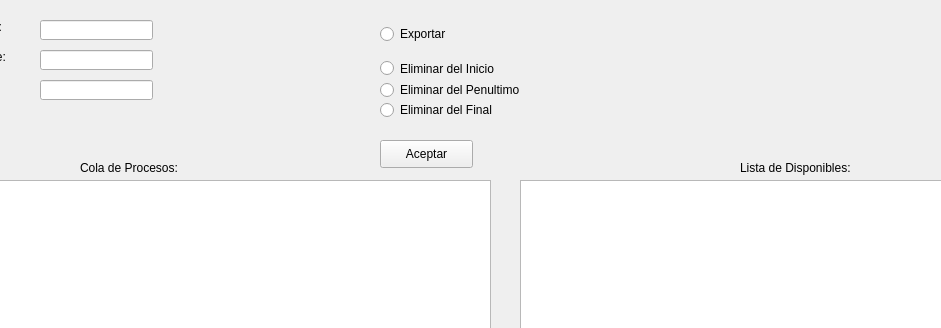
The window that Archivos_Listas_Colas_GUI_SO2/Archivos_Listas_Colas_GUI/Archivos/cframe.ui (ColdCrawd/siso2_tarea) describes before a commit, drawn with Qt 5; both pictures show x 110 to 1051 and y 0 to 328 of the 1236 by 600 pixel window.
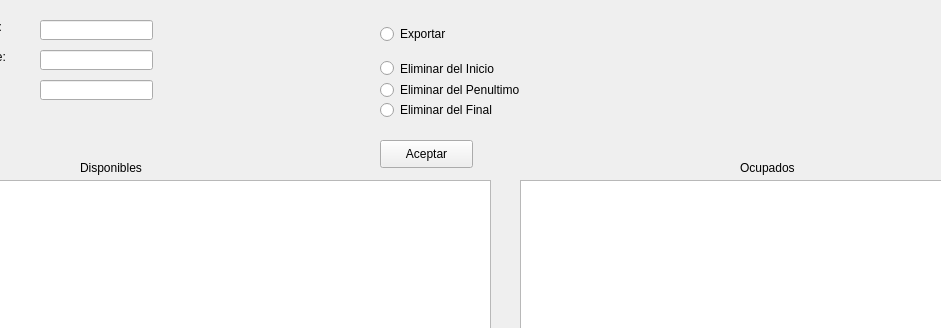
The same window after the commit.

The edit to the form file:
```diff
--- a/Archivos_Listas_Colas_GUI_SO2/Archivos_Listas_Colas_GUI/Archivos/cframe.ui
+++ b/Archivos_Listas_Colas_GUI_SO2/Archivos_Listas_Colas_GUI/Archivos/cframe.ui
@@ -168,7 +168,7 @@
      </rect>
     </property>
     <property name="text">
-     <string>Cola de Procesos:</string>
+     <string>Disponibles</string>
     </property>
    </widget>
    <widget class="QLabel" name="label_2">
@@ -181,7 +181,7 @@
      </rect>
     </property>
     <property name="text">
-     <string>Lista de Disponibles:</string>
+     <string>Ocupados</string>
     </property>
    </widget>
    <widget class="QTableWidget" name="TW_Disponible">
```
Left out of the diff: 2 changed lines with no effect on the pictures.
